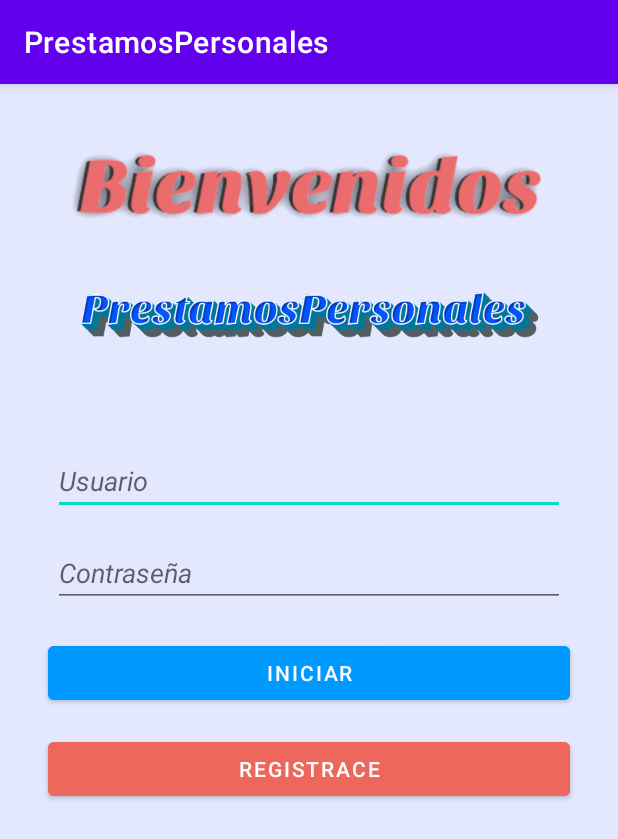
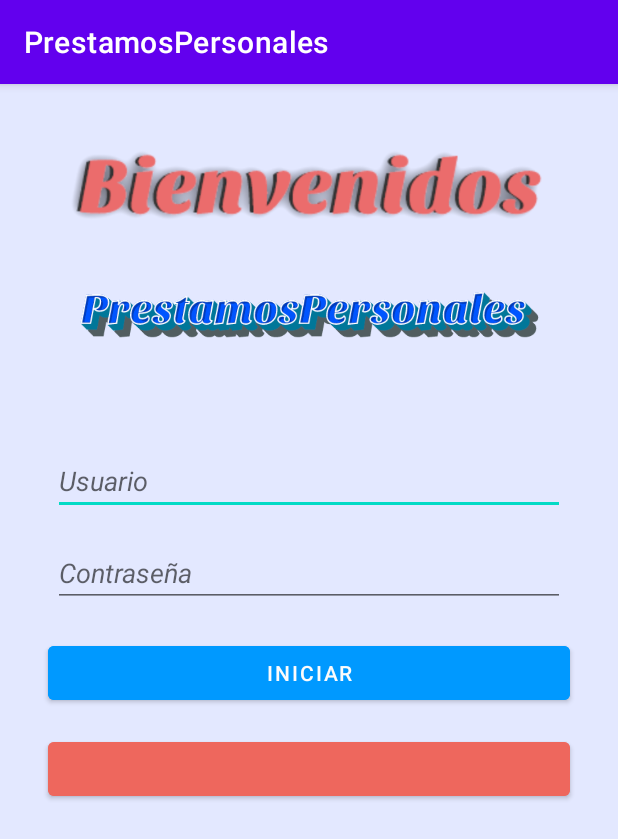
Before and after one commit to k-1-e/PrestamosPersonales, an Android app: the screen it shows after launch (MainActivity), on a phone screen of 412 x 824 dp. Shown: the top 839 px of the screen. Run offline under Robolectric (Android 15) with nearby library versions, the phone set to English and light mode, and no system bars.

Commit message:
ultima actualizacion

```diff
--- a/app/src/main/res/layout/activity_main.xml
+++ b/app/src/main/res/layout/activity_main.xml
@@ -90,8 +90,8 @@
         android:layout_marginTop="16dp"
         android:layout_marginEnd="32dp"
         android:backgroundTint="#E4EF665C"
-        android:text="REGISTRACE"
         android:onClick="registrarce"
+        android:text=" "
         app:layout_constraintEnd_toEndOf="parent"
         app:layout_constraintStart_toStartOf="parent"
         app:layout_constraintTop_toBottomOf="@+id/agregar" />
```
Also changed, not shown: app/src/main/AndroidManifest.xml (line endings or trailing spaces).
